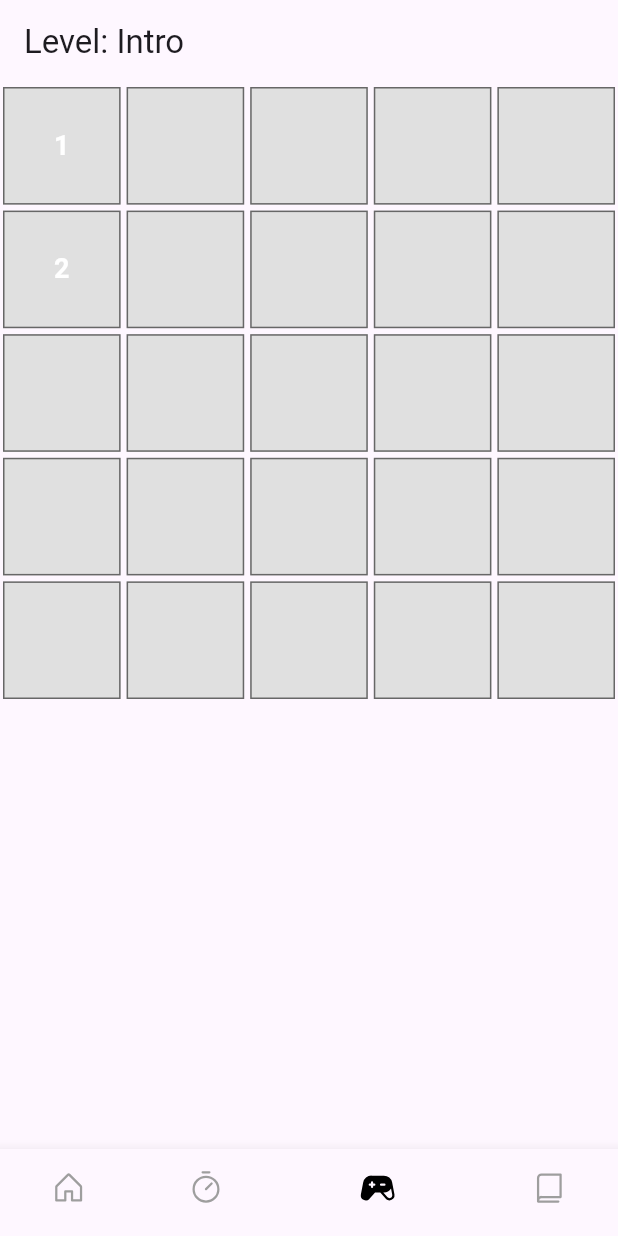
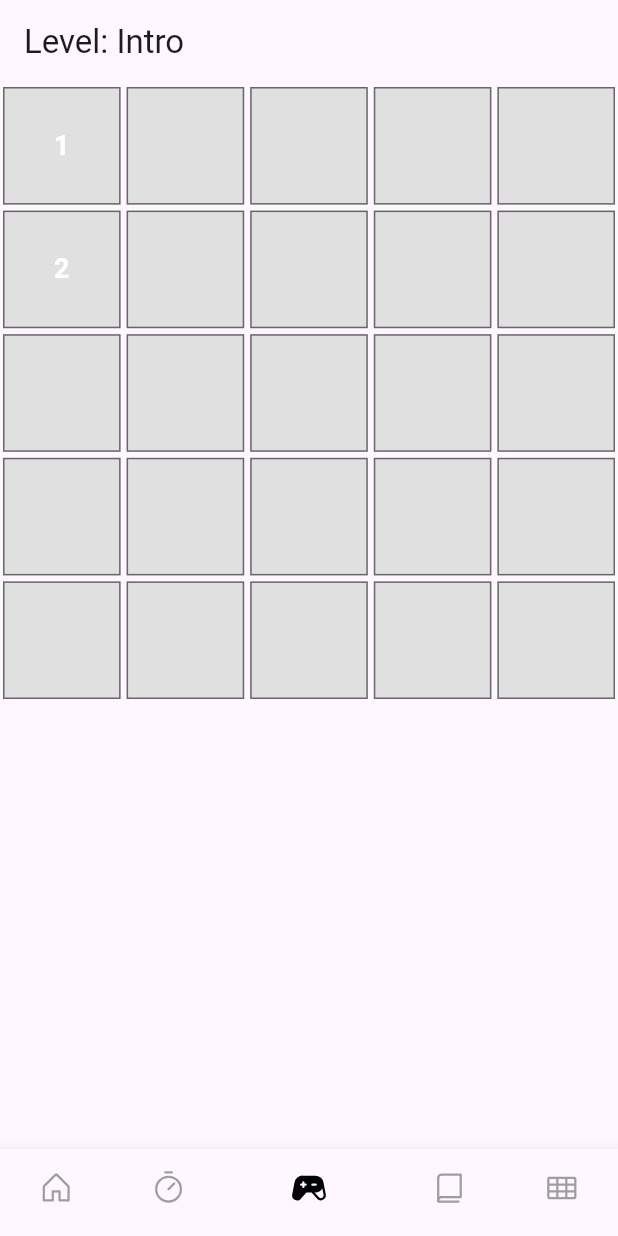
Before and after one commit to unread-llc/unread-games, a Flutter app: the screen it shows after launch, swiped to page 3, on a phone screen of 412 x 824 dp. Run offline on Flutter 3.47's test engine with Material 3 defaults, Android fonts, the phone set to English and light mode, and no system bars; our stand-ins replace equatable, flutter_secure_storage, get, get_storage, phosphor_flutter; missing offline and left inert: chess, flutter_chess_board.

Commit message:
ugiin sulbee

```diff
--- a/lib/pages/main/view/main_screen.dart
+++ b/lib/pages/main/view/main_screen.dart
@@ -6,6 +6,8 @@ import '../logic/main_controller.dart';
 import 'package:phosphor_flutter/phosphor_flutter.dart';
 import '../../grid/view/grid_screen.dart';
 import '../../chess/view/chess_screen.dart';
+import '../../connections/view/connections_screen.dart';
+
 class MainScreen extends StatelessWidget {
   const MainScreen({super.key});
 
@@ -24,6 +26,7 @@ class MainScreen extends StatelessWidget {
               WalletScreen(),
               GridScreen(),
               ChessScreen(),
+              ConnectionsScreen(),
             ],
           ),
           bottomNavigationBar: ObxValue(
@@ -79,6 +82,16 @@ class MainScreen extends StatelessWidget {
                     ),
                     label: 'Chess',
                   ),
+                  BottomNavigationBarItem(
+                    icon: Icon(
+                      PhosphorIcons.gridNine(
+                        currentPage.value == 4
+                            ? PhosphorIconsStyle.fill
+                            : PhosphorIconsStyle.regular,
+                      ),
+                    ),
+                    label: 'Connections',
+                  ),
                 ],
               );
             },
--- a/pubspec.yaml
+++ b/pubspec.yaml
@@ -70,6 +70,7 @@ flutter:
     - assets/png/circles.png
     - assets/png/logo.svg
     - assets/png/brown_board.png
+    - assets/data/connections_level1.json
   # https://flutter.dev/assets-and-images/#resolution-aware
 
   # For details regarding adding assets from package dependencies, see
```
